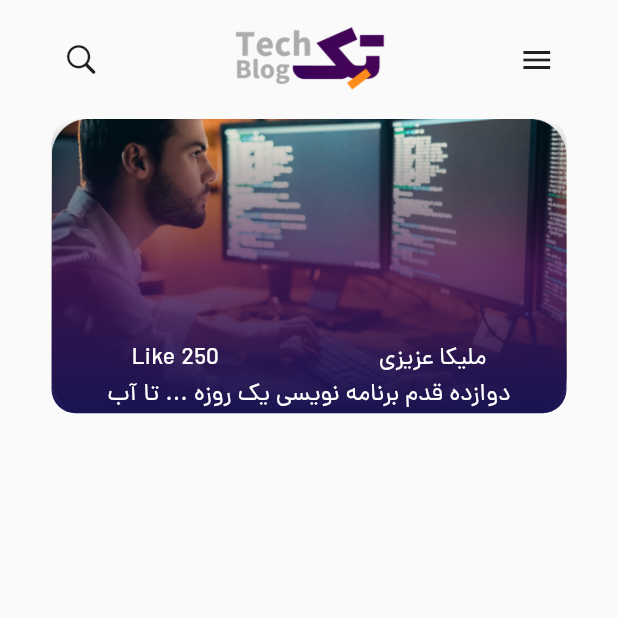
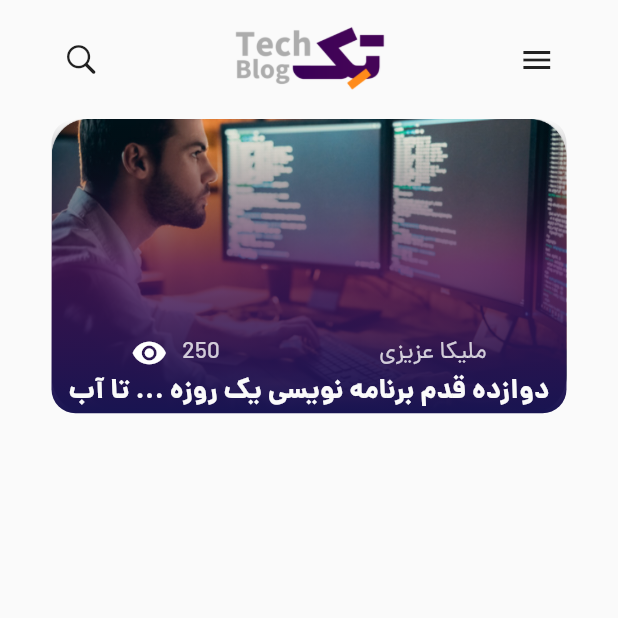
Before and after one commit to mahdiramezanii/tech-blog, a Flutter app: the screen it shows after launch, on a phone screen of 412 x 824 dp, the top half of it. Run offline on Flutter 3.47's test engine with Material 2 defaults, Android fonts, the phone set to English and light mode, and no system bars; our stand-ins replace flutter_spinkit.

Commit message:
add icon eye replace for str(like) in poster Home

```diff
--- a/lib/home_page.dart
+++ b/lib/home_page.dart
@@ -69,11 +69,17 @@ class HomePage extends StatelessWidget{
                             Row(
                               mainAxisAlignment: MainAxisAlignment.spaceAround,
                               children: [
-                                Text("Like ${TextPosterHome["like"]}",style: Theme.of(context).textTheme.headline1,),
+                                Row(
+                                  children: [
+                                    Icon(Icons.remove_red_eye_sharp,color: Colors.white,),
+                                    SizedBox(width: 10,),
+                                    Text("${TextPosterHome["like"]}",style: Theme.of(context).textTheme.headline1,),
+                                  ],
+                                ),
                                 Text(TextPosterHome["writer"],style: Theme.of(context).textTheme.headline1,),
                               ],
                             ),
-                            Text(TextPosterHome["title"],style: Theme.of(context).textTheme.headline1,)
+                            Text(TextPosterHome["title"],style: Theme.of(context).textTheme.headline2,)
 
 
 
--- a/lib/main.dart
+++ b/lib/main.dart
@@ -19,6 +19,12 @@ class MyApp extends StatelessWidget{
             fontWeight: FontWeight.w300,
             color: SolidCollors.homeCoverText
           ),
+          headline2: TextStyle(
+            fontFamily: "dana",
+            fontSize: 18,
+            color: SolidCollors.homeCoverTitelText,
+            fontWeight: FontWeight.w700
+          )
 
         )
       ),
--- a/lib/my_colors.dart
+++ b/lib/my_colors.dart
@@ -3,7 +3,8 @@ import 'package:flutter/material.dart';
 class SolidCollors{
 
   static const Color primayColor=Color.fromARGB(255, 66, 4, 87);
-  static const Color homeCoverText=Colors.white;
+  static const Color homeCoverText=Color.fromARGB(199, 255, 255, 255);
+  static const Color homeCoverTitelText=Color.fromARGB(255, 250, 250, 250);
 
 }
 
```
